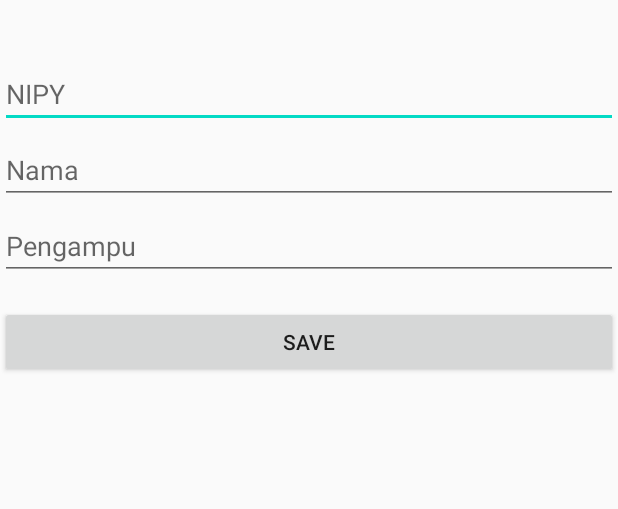
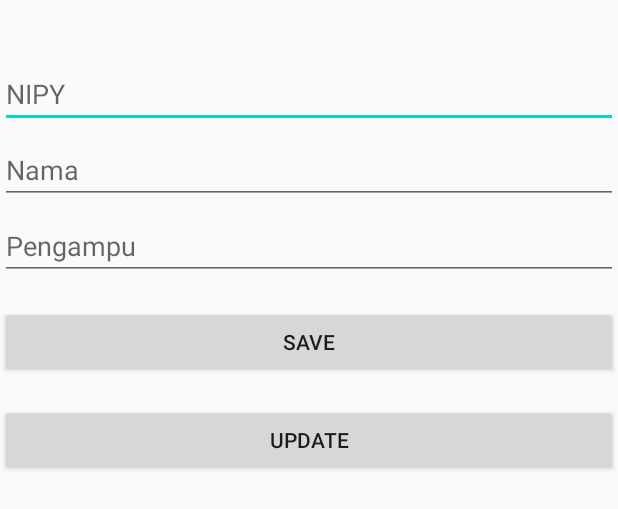
Before and after one commit to iqbalsu/OOP2-Kelompok, an Android app: the layout activity_edit.xml on its own in the app's theme, with its tools: preview values and no code run, on a phone screen of 412 x 824 dp. Shown: the top 509 px of the screen. Run offline under Robolectric (Android 15) with nearby library versions, the phone set to English and light mode, and no system bars.

Commit message:
Update data dosen

```diff
--- a/app/src/main/java/com/anandaiqbal/oop2/DosenActivity.kt
+++ b/app/src/main/java/com/anandaiqbal/oop2/DosenActivity.kt
@@ -57,6 +57,9 @@ class DosenActivity : AppCompatActivity() {
             override fun onDelete(dosen: Dosen) {
                 deleteDialog(dosen)
             }
+            override fun onUpdate(dosen: Dosen) {
+                intentEdit(dosen.id, Constant.TYPE_UPDATE)
+            }
 
 
         })
--- a/app/src/main/java/com/anandaiqbal/oop2/DosenAdapter.kt
+++ b/app/src/main/java/com/anandaiqbal/oop2/DosenAdapter.kt
@@ -29,6 +29,9 @@ class DosenAdapter (private val AllDosen: ArrayList<Dosen>, private val listener
         holder.view.icon_delete.setOnClickListener {
             listener.onDelete(dosen)
         }
+        holder.view.icon_edit.setOnClickListener {
+            listener.onUpdate(dosen)
+        }
     }
 
     class DosenViewHolder(val view: View) : RecyclerView.ViewHolder(view)
@@ -42,5 +45,6 @@ class DosenAdapter (private val AllDosen: ArrayList<Dosen>, private val listener
     interface OnAdapterListener {
         fun onClick(dosen: Dosen)
         fun onDelete(dosen: Dosen)
+        fun onUpdate(dosen: Dosen)
     }
 }
--- a/app/src/main/res/layout/activity_edit.xml
+++ b/app/src/main/res/layout/activity_edit.xml
@@ -46,6 +46,15 @@
         app:layout_constraintEnd_toEndOf="parent"
         app:layout_constraintStart_toStartOf="parent"
         app:layout_constraintTop_toBottomOf="@+id/edit_pengampu" />
+    <Button
+        android:id="@+id/btn_updateDosen"
+        android:layout_width="0dp"
+        android:layout_height="wrap_content"
+        android:layout_marginTop="17dp"
+        android:text="UPDATE"
+        app:layout_constraintEnd_toEndOf="parent"
+        app:layout_constraintStart_toStartOf="parent"
+        app:layout_constraintTop_toBottomOf="@+id/button_save" />
 
 
 </androidx.constraintlayout.widget.ConstraintLayout>
```
Also changed, not shown: app/src/main/java/com/anandaiqbal/oop2/EditActivity.kt (+14 -1 lines).
